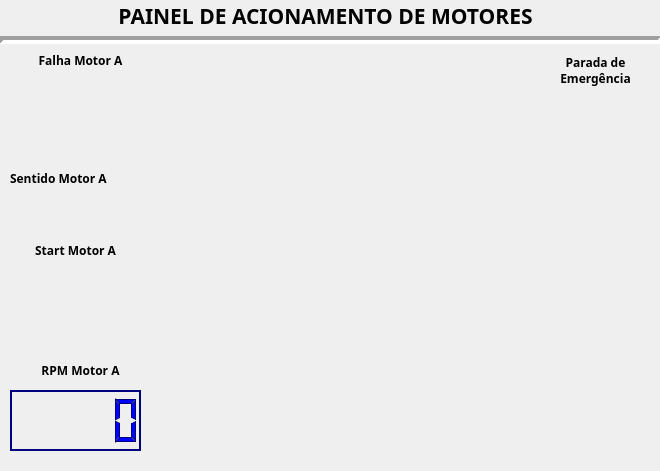
Qt form PortSerial_Motor/dialog.ui (MaiconGavino/serialPort_motor) before a commit.
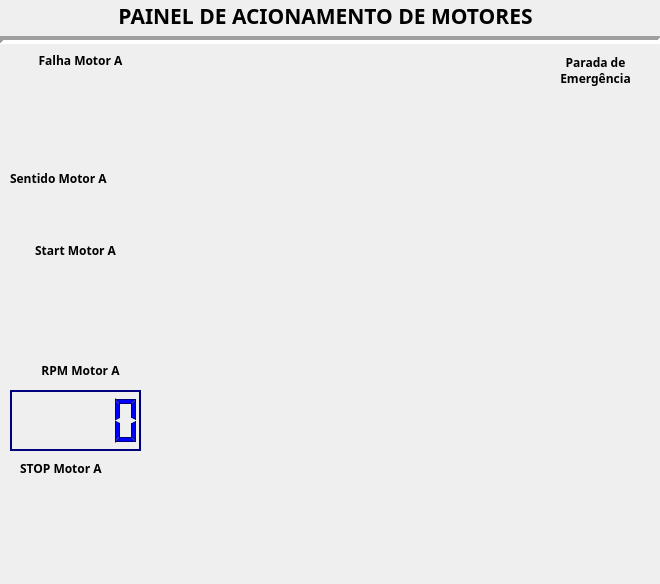
The same form after that commit.

Patch:
```diff
--- a/PortSerial_Motor/dialog.ui
+++ b/PortSerial_Motor/dialog.ui
@@ -7,7 +7,7 @@
     <x>0</x>
     <y>0</y>
     <width>660</width>
-    <height>471</height>
+    <height>584</height>
    </rect>
   </property>
   <property name="windowTitle">
@@ -593,6 +593,52 @@
     <string>Sentido Motor A</string>
    </property>
   </widget>
+  <widget class="QPushButton" name="pare">
+   <property name="geometry">
+    <rect>
+     <x>30</x>
+     <y>480</y>
+     <width>101</width>
+     <height>91</height>
+    </rect>
+   </property>
+   <property name="text">
+    <string/>
+   </property>
+   <property name="iconSize">
+    <size>
+     <width>101</width>
+     <height>91</height>
+    </size>
+   </property>
+   <property name="autoDefault">
+    <bool>false</bool>
+   </property>
+   <property name="flat">
+    <bool>true</bool>
+   </property>
+  </widget>
+  <widget class="QLabel" name="label_7">
+   <property name="geometry">
+    <rect>
+     <x>20</x>
+     <y>460</y>
+     <width>121</width>
+     <height>16</height>
+    </rect>
+   </property>
+   <property name="font">
+    <font>
+     <family>Arial Black</family>
+     <pointsize>9</pointsize>
+     <weight>75</weight>
+     <bold>true</bold>
+    </font>
+   </property>
+   <property name="text">
+    <string>STOP Motor A</string>
+   </property>
+  </widget>
  </widget>
  <resources/>
  <connections/>
```
